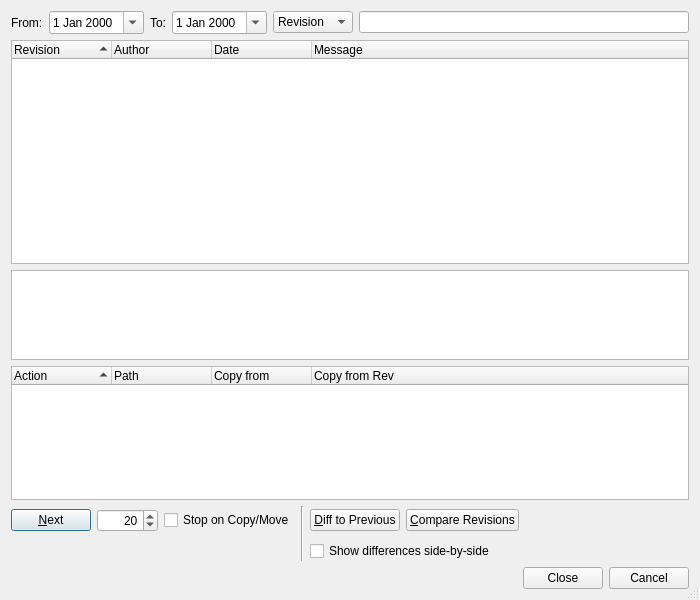
First picture: the form in Plugins/VcsPlugins/vcsPySvn/SvnLogBrowserDialog.ui, repository testmana2/test, before the edit.
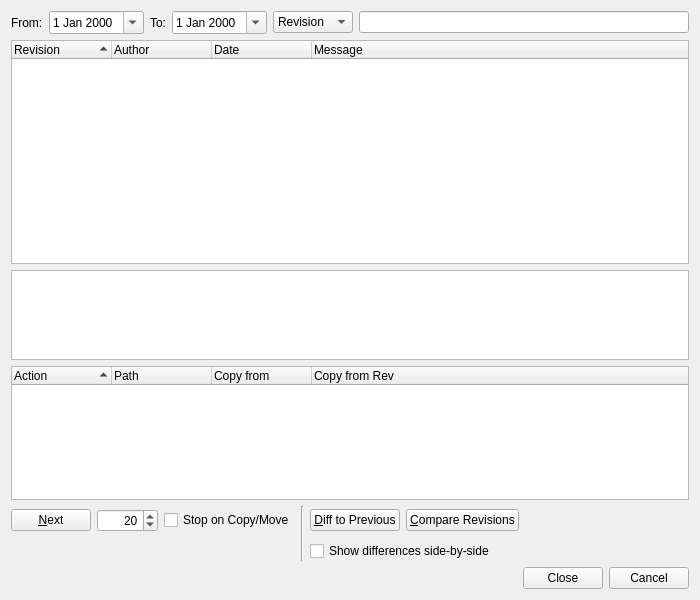
Second picture: the form after the edit. Custom widgets are drawn as their Qt base class.

Commit message: Extended the Mercurial log browser by an action to switch to the selected revision.

Patch:
```diff
--- a/Plugins/VcsPlugins/vcsPySvn/SvnLogBrowserDialog.ui
+++ b/Plugins/VcsPlugins/vcsPySvn/SvnLogBrowserDialog.ui
@@ -1,7 +1,7 @@
 <?xml version="1.0" encoding="UTF-8"?>
 <ui version="4.0">
  <class>SvnLogBrowserDialog</class>
- <widget class="QDialog" name="SvnLogBrowserDialog">
+ <widget class="QWidget" name="SvnLogBrowserDialog">
   <property name="geometry">
    <rect>
     <x>0</x>
@@ -13,9 +13,6 @@
   <property name="windowTitle">
    <string>Subversion Log</string>
   </property>
-  <property name="sizeGripEnabled">
-   <bool>true</bool>
-  </property>
   <layout class="QVBoxLayout" name="verticalLayout">
    <item>
     <layout class="QHBoxLayout">
```
The commit also changes 22 other files.
